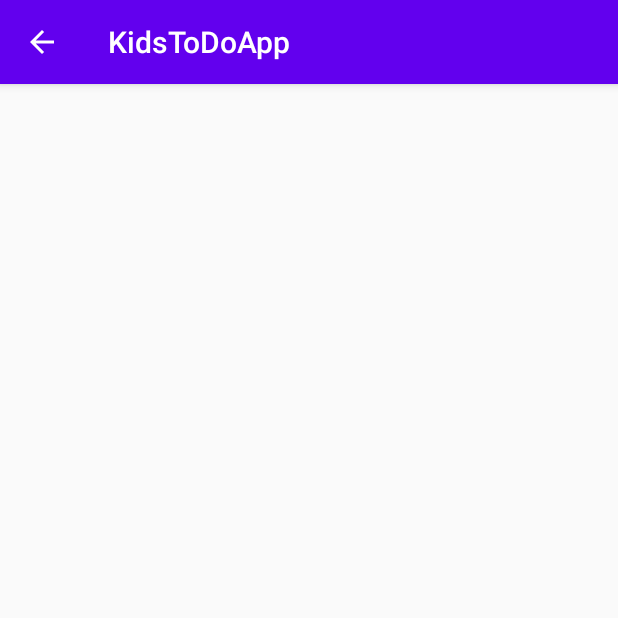
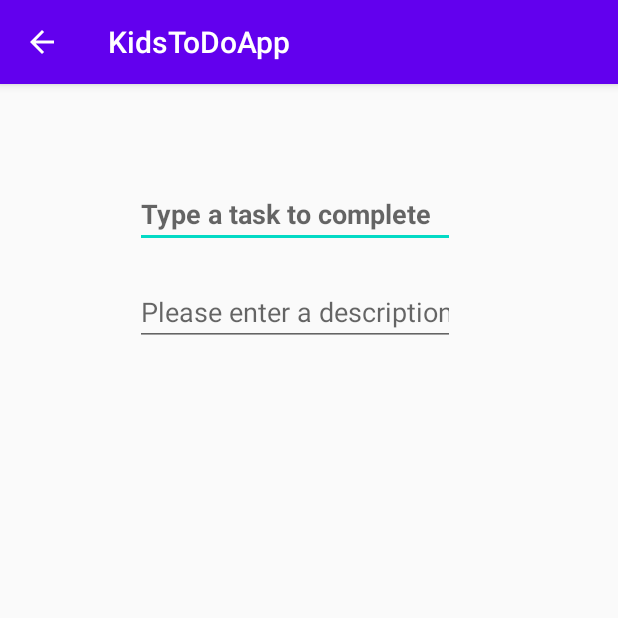
Before and after one commit to scc2758/KidsToDoApp, an Android app: the ToDoEntryActivity screen opened directly, with no data from a screen before it, on a phone screen of 412 x 824 dp, the top half of it. Run offline under Robolectric (Android 15) with nearby library versions, the phone set to English and light mode, and no system bars.

Commit message:
no message

```diff
--- a/app/src/main/res/layout/activity_to_do_entry.xml
+++ b/app/src/main/res/layout/activity_to_do_entry.xml
@@ -6,4 +6,31 @@
     android:layout_height="match_parent"
     tools:context=".ToDoEntryActivity">
 
+    <EditText
+        android:id="@+id/entry_txt"
+        android:layout_width="wrap_content"
+        android:layout_height="wrap_content"
+        android:layout_marginTop="64dp"
+        android:ems="10"
+        android:hint="Type a task to complete"
+        android:inputType="textPersonName"
+        android:textStyle="bold"
+        app:layout_constraintEnd_toEndOf="parent"
+        app:layout_constraintHorizontal_bias="0.452"
+        app:layout_constraintStart_toStartOf="parent"
+        app:layout_constraintTop_toTopOf="parent" />
+
+    <EditText
+        android:id="@+id/entryDescription_txt"
+        android:layout_width="wrap_content"
+        android:layout_height="wrap_content"
+        android:layout_marginTop="20dp"
+        android:ems="10"
+        android:hint="Please enter a description of task"
+        android:inputType="textPersonName"
+        app:layout_constraintEnd_toEndOf="parent"
+        app:layout_constraintHorizontal_bias="0.452"
+        app:layout_constraintStart_toStartOf="parent"
+        app:layout_constraintTop_toBottomOf="@+id/entry_txt" />
+
 </androidx.constraintlayout.widget.ConstraintLayout>
```
